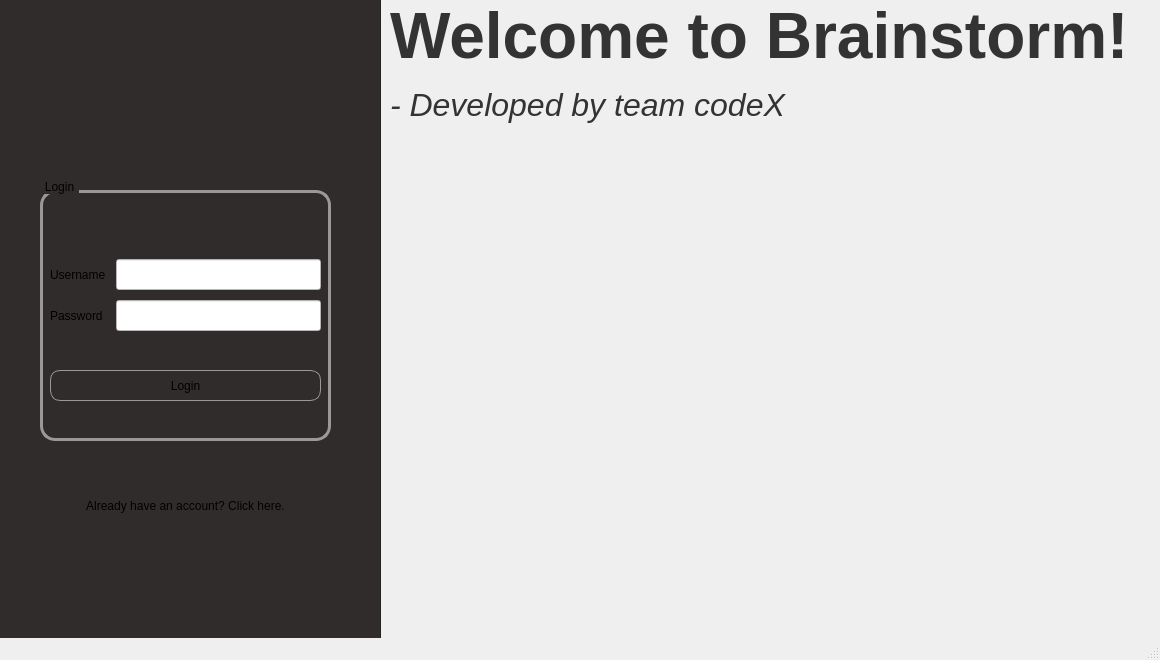
Before: the Qt Designer form brainstorm/brainstorm/forms/mainWindow.ui in codingburgas/school-project-assignment-codex, drawn with Qt 5.
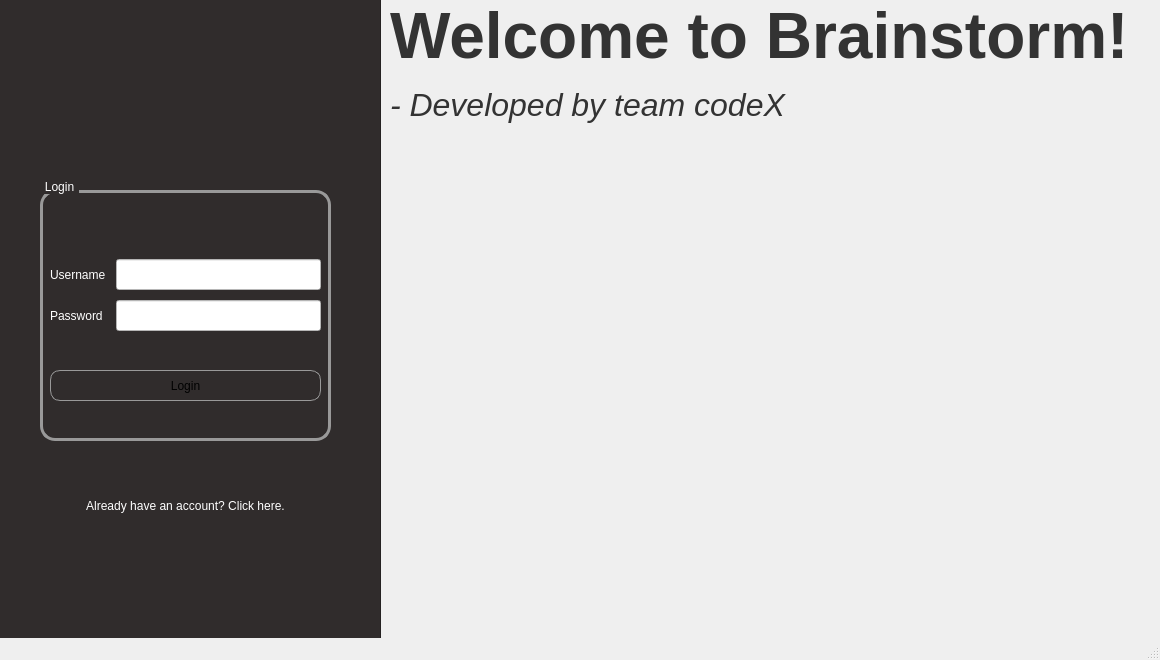
After: the same form once the commit is applied. Icons and pictures are not drawn.

Commit message: Fix .ui for windows white theme & Delete unnecessary files

The edit to the form file:
```diff
--- a/brainstorm/brainstorm/forms/mainWindow.ui
+++ b/brainstorm/brainstorm/forms/mainWindow.ui
@@ -66,6 +66,9 @@
        <height>361</height>
       </rect>
      </property>
+     <property name="styleSheet">
+      <string notr="true">color: white;</string>
+     </property>
      <property name="currentIndex">
       <number>1</number>
      </property>
@@ -407,6 +410,7 @@
       <string notr="true">QPushButton
 {
 border-radius: 15px;
+color: white;
 }</string>
      </property>
      <property name="text">
```
Left out of the diff: 2 changed lines with no effect on the pictures. The commit also changes 593 other files.
